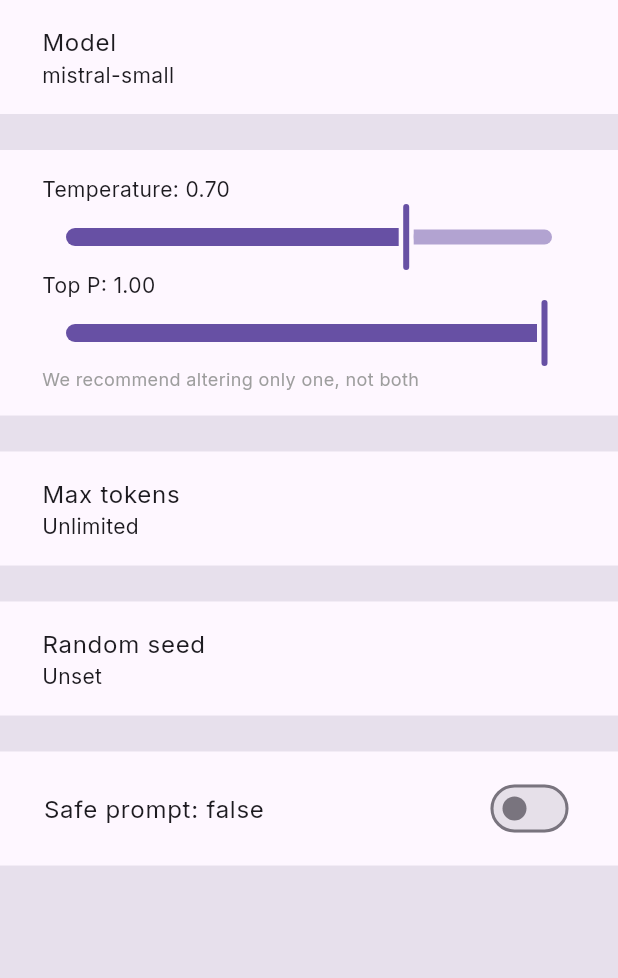
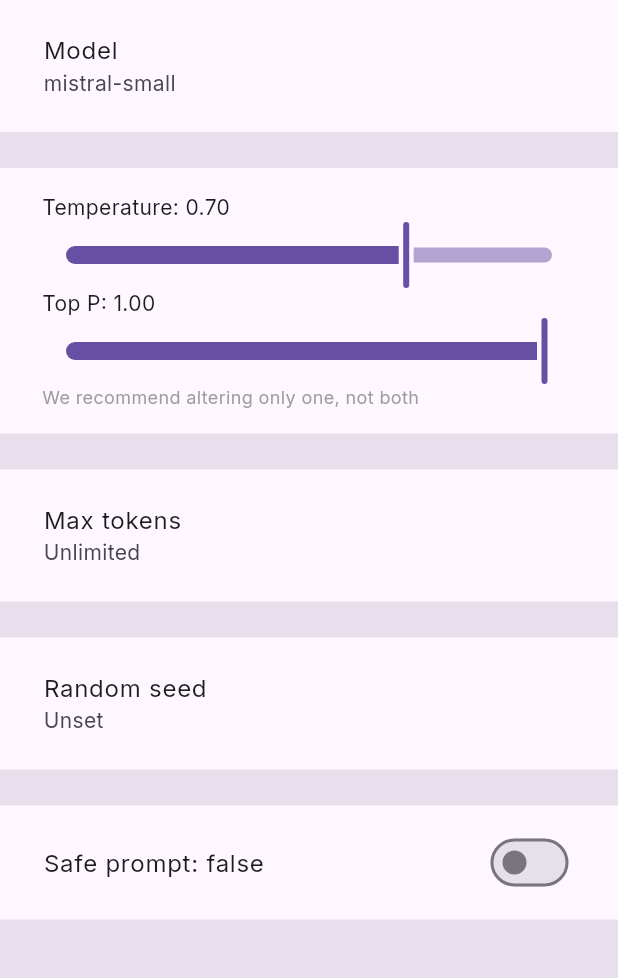
Before and after one commit to nomtek/flutter_ai_examples, a Flutter app: the SettingsWidget screen opened directly, on a phone screen of 412 x 824 dp, the part 84-1062 px from its top. Run offline on Flutter 3.47's test engine with Material 3 defaults, Android fonts, the phone set to English and light mode, and no system bars; our stand-ins replace go_router, google_fonts, material_symbols_icons; missing offline and left inert: langchain, mistralai_client_dart; key blocks and very long unbroken strings in the code were emptied for the run.

Commit message:
Simplify `ClickableSettingsItem`

```diff
--- a/lib/mistral_ai_summary_example/summary_settings_page.dart
+++ b/lib/mistral_ai_summary_example/summary_settings_page.dart
@@ -216,9 +216,7 @@ class SafePromptSettingWidget extends StatelessWidget {
         title: Text('Safe prompt: $settingValue '),
         value: settingValue,
         onChanged: (value) {
-          context
-              .read<SummarySettingsModel>()
-              .setSafePrompt(safePrompt: value);
+          context.read<SummarySettingsModel>().setSafePrompt(safePrompt: value);
         },
       ),
     );
@@ -252,27 +250,14 @@ class ClickableSettingsItem extends StatelessWidget {
   Widget build(BuildContext context) {
     return Material(
       color: Theme.of(context).colorScheme.surface,
-      child: InkWell(
+      child: ListTile(
+        contentPadding: const EdgeInsets.symmetric(
+          horizontal: 29,
+          vertical: 8,
+        ),
+        title: Text(settingName),
+        subtitle: Text(settingValue),
         onTap: onTap,
-        child: Padding(
-          padding: const EdgeInsets.symmetric(
-            horizontal: 28,
-            vertical: 16,
-          ),
-          child: Column(
-            crossAxisAlignment: CrossAxisAlignment.start,
-            children: [
-              Text(
-                settingName,
-                style: Theme.of(context).textTheme.bodyLarge,
-              ),
-              Text(
-                settingValue,
-                style: Theme.of(context).textTheme.bodyMedium,
-              ),
-            ],
-          ),
-        ),
       ),
     );
   }
```
